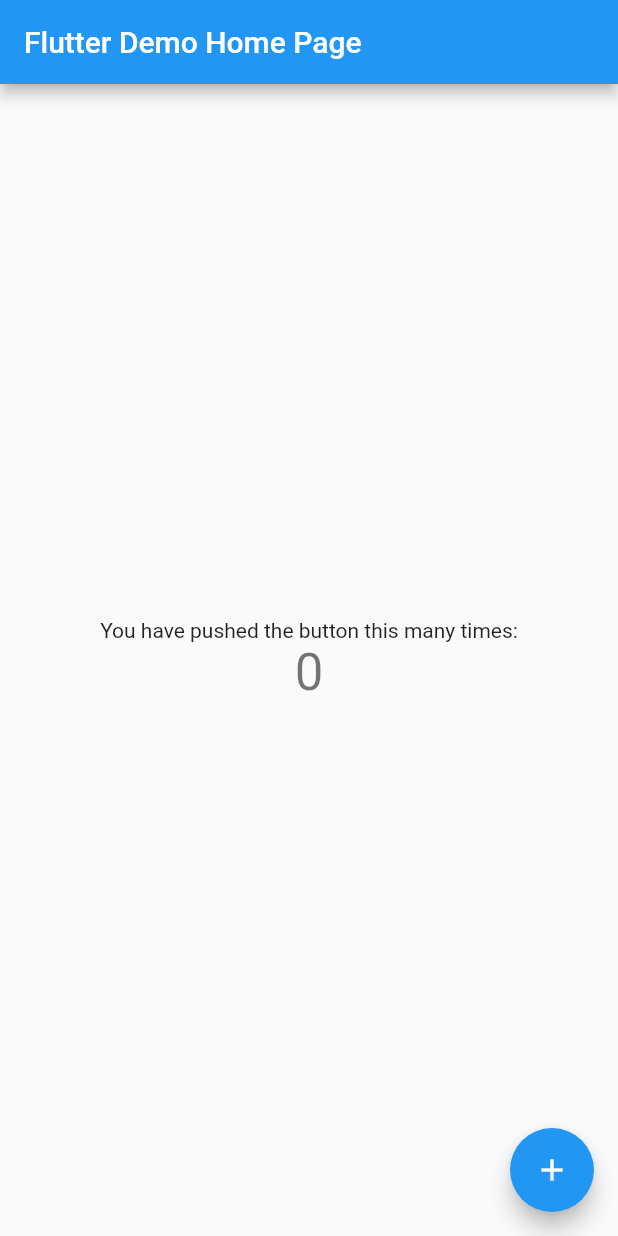
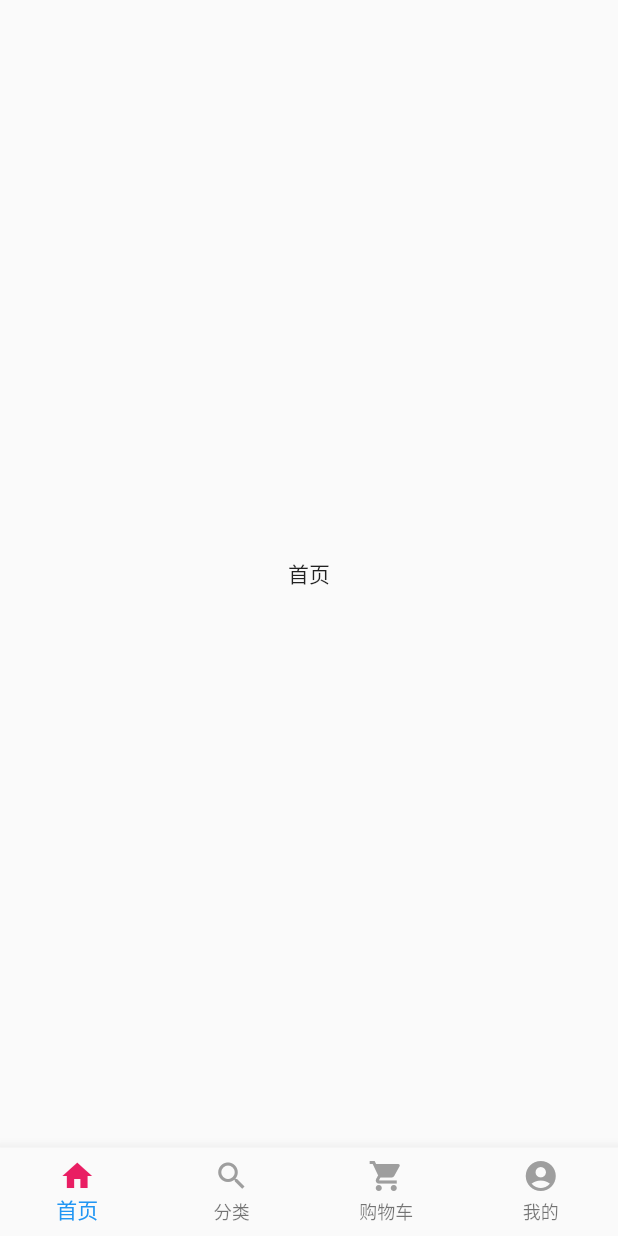
Before and after one commit to wlgchyc/flutter_app, a Flutter app: the screen it shows after launch, on a phone screen of 412 x 824 dp. Run offline on Flutter 3.47's test engine with Material 2 defaults, Android fonts, the phone set to English and light mode, and no system bars.

Commit message:
底部导航栏搭建

```diff
--- a/lib/main.dart
+++ b/lib/main.dart
@@ -1,113 +1,18 @@
 import 'package:flutter/material.dart';
+import 'package:flutter_app/navigator/tab_navigator.dart';
 
 void main() {
   runApp(MyApp());
 }
-
 class MyApp extends StatelessWidget {
-  // This widget is the root of your application.
   @override
   Widget build(BuildContext context) {
     return MaterialApp(
       title: 'Flutter Demo',
       theme: ThemeData(
-        // This is the theme of your application.
-        //
-        // Try running your application with "flutter run". You'll see the
-        // application has a blue toolbar. Then, without quitting the app, try
-        // changing the primarySwatch below to Colors.green and then invoke
-        // "hot reload" (press "r" in the console where you ran "flutter run",
-        // or simply save your changes to "hot reload" in a Flutter IDE).
-        // Notice that the counter didn't reset back to zero; the application
-        // is not restarted.
         primarySwatch: Colors.blue,
       ),
-      home: MyHomePage(title: 'Flutter Demo Home Page'),
+      home: TabNavigator(),
     );
   }
 }
-
-class MyHomePage extends StatefulWidget {
-  MyHomePage({Key key, this.title}) : super(key: key);
-
-  // This widget is the home page of your application. It is stateful, meaning
-  // that it has a State object (defined below) that contains fields that affect
-  // how it looks.
-
-  // This class is the configuration for the state. It holds the values (in this
-  // case the title) provided by the parent (in this case the App widget) and
-  // used by the build method of the State. Fields in a Widget subclass are
-  // always marked "final".
-
-  final String title;
-
-  @override
-  _MyHomePageState createState() => _MyHomePageState();
-}
-
-class _MyHomePageState extends State<MyHomePage> {
-  int _counter = 0;
-
-  void _incrementCounter() {
-    setState(() {
-      // This call to setState tells the Flutter framework that something has
-      // changed in this State, which causes it to rerun the build method below
-      // so that the display can reflect the updated values. If we changed
-      // _counter without calling setState(), then the build method would not be
-      // called again, and so nothing would appear to happen.
-      _counter++;
-    });
-  }
-
-  @override
-  Widget build(BuildContext context) {
-    // This method is rerun every time setState is called, for instance as done
-    // by the _incrementCounter method above.
-    //
-    // The Flutter framework has been optimized to make rerunning build methods
-    // fast, so that you can just rebuild anything that needs updating rather
-    // than having to individually change instances of widgets.
-    return Scaffold(
-      appBar: AppBar(
-        // Here we take the value from the MyHomePage object that was created by
-        // the App.build method, and use it to set our appbar title.
-        title: Text(widget.title),
-      ),
-      body: Center(
-        // Center is a layout widget. It takes a single child and positions it
-        // in the middle of the parent.
-        child: Column(
-          // Column is also a layout widget. It takes a list of children and
-          // arranges them vertically. By default, it sizes itself to fit its
-          // children horizontally, and tries to be as tall as its parent.
-          //
-          // Invoke "debug painting" (press "p" in the console, choose the
-          // "Toggle Debug Paint" action from the Flutter Inspector in Android
-          // Studio, or the "Toggle Debug Paint" command in Visual Studio Code)
-          // to see the wireframe for each widget.
-          //
-          // Column has various properties to control how it sizes itself and
-          // how it positions its children. Here we use mainAxisAlignment to
-          // center the children vertically; the main axis here is the vertical
-          // axis because Columns are vertical (the cross axis would be
-          // horizontal).
-          mainAxisAlignment: MainAxisAlignment.center,
-          children: <Widget>[
-            Text(
-              'You have pushed the button this many times:',
-            ),
-            Text(
-              '$_counter',
-              style: Theme.of(context).textTheme.headline4,
-            ),
-          ],
-        ),
-      ),
-      floatingActionButton: FloatingActionButton(
-        onPressed: _incrementCounter,
-        tooltip: 'Increment',
-        child: Icon(Icons.add),
-      ), // This trailing comma makes auto-formatting nicer for build methods.
-    );
-  }
-}
--- /dev/null
+++ b/lib/navigator/tab_navigator.dart
@@ -0,0 +1,67 @@
+import 'package:flutter/material.dart';
+import 'package:flutter_app/pages/home_page.dart';
+import 'package:flutter_app/pages/my_page.dart';
+import 'package:flutter_app/pages/search_page.dart';
+import 'package:flutter_app/pages/cart_page.dart';
+
+class TabNavigator extends StatefulWidget {
+  @override
+  _TabNavigatorState createState() => _TabNavigatorState();
+}
+
+class _TabNavigatorState extends State<TabNavigator> {
+  final _defaultColor = Colors.grey;
+  final _activeColor = Colors.pink;
+  int _currentIndex = 0;
+  final PageController _controller = PageController(
+    initialPage: 0,
+  );
+
+  @override
+  Widget build(BuildContext context) {
+    return Scaffold(
+      body: PageView(
+        controller: _controller,
+        children: <Widget>[
+          HomePage(),
+          SearchPage(),
+          CartPage(),
+          MyPage(),
+        ],
+        physics: NeverScrollableScrollPhysics(),
+      ),
+      bottomNavigationBar: BottomNavigationBar(
+          currentIndex: _currentIndex,
+          onTap: (index) {
+            _controller.jumpToPage(index);
+            setState(() {
+              _currentIndex = index;
+            });
+          },
+          type: BottomNavigationBarType.fixed,
+          items: [
+            _bottomItem('首页', Icons.home, 0),
+            _bottomItem('分类', Icons.search, 1),
+            _bottomItem('购物车', Icons.shopping_cart, 2),
+            _bottomItem('我的', Icons.account_circle, 3),
+          ]),
+    );
+  }
+
+  _bottomItem(String title, IconData icon, int index) {
+    return BottomNavigationBarItem(
+        icon: Icon(
+          icon,
+          color: _defaultColor,
+        ),
+        activeIcon: Icon(
+          icon,
+          color: _activeColor,
+        ),
+        title: Text(
+          title,
+          style: TextStyle(
+              color: _currentIndex != index ? _defaultColor : _activeColor),
+        ));
+  }
+}
--- /dev/null
+++ b/lib/pages/home_page.dart
@@ -0,0 +1,18 @@
+import 'package:flutter/material.dart';
+
+class HomePage extends StatefulWidget {
+
+  @override
+  _HomePageState createState() => _HomePageState();
+}
+class _HomePageState extends State<HomePage>{
+  @override
+  Widget build(BuildContext context) {
+    return Scaffold(
+      body: Center(
+        child: Text('首页'),
+      ),
+    );
+  }
+
+}
```
Also changed, not shown: lib/pages/cart_page.dart (added, +18 -0 lines), lib/pages/my_page.dart (added, +18 -0 lines), lib/pages/search_page.dart (added, +18 -0 lines).
